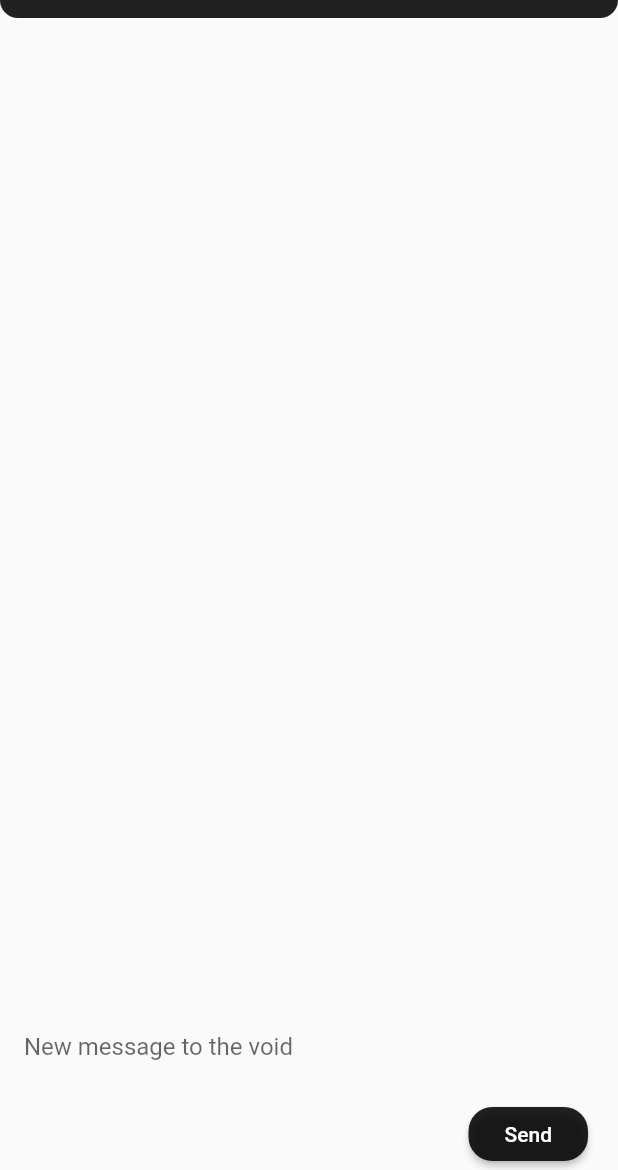
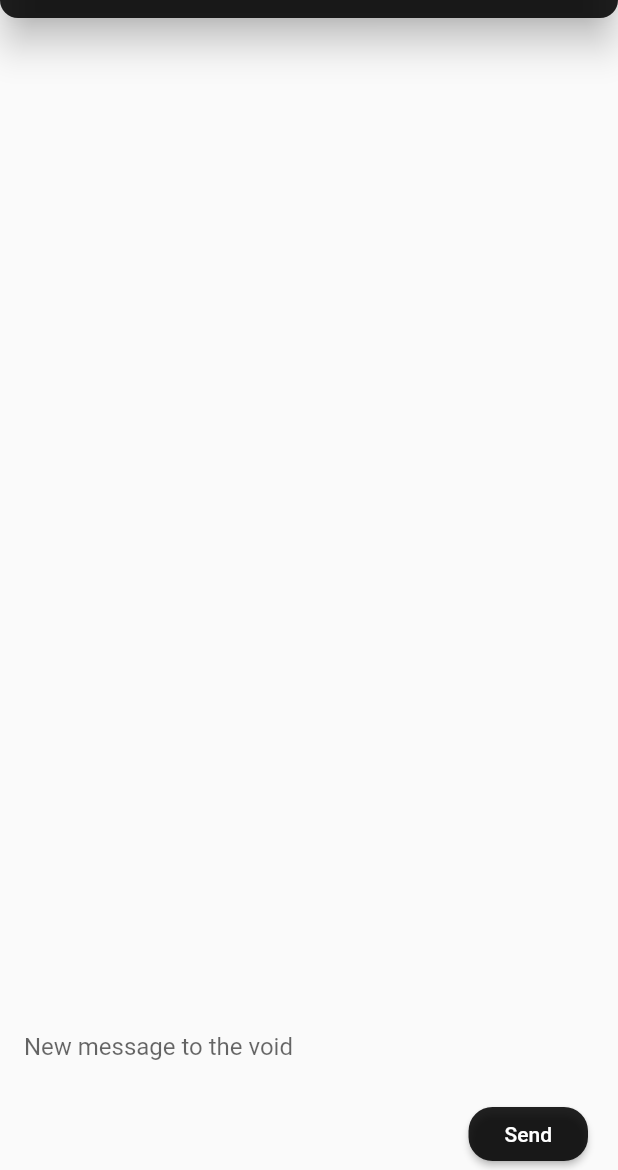
Before and after one commit to rhapsodic-numrod/chat-with-the-void-app, a Flutter app: the screen it shows once a user with an empty profile is signed in, on a phone screen of 412 x 824 dp, the part 66-1236 px from its top. Run offline on Flutter 3.47's test engine with Material 2 defaults, Android fonts, the light colour scheme and no system bars; our stand-ins replace cloud_firestore, date_format, email_validator, firebase_auth, firebase_core, go_router and 1 more; accounts and stored records are empty.

Commit message:
Cosmetic changes

```diff
--- a/lib/main.dart
+++ b/lib/main.dart
@@ -40,6 +40,9 @@ class ChatApp extends StatelessWidget {
             ),
           )),
       routerConfig: routes,
+      scrollBehavior: ScrollConfiguration.of(context).copyWith(
+        physics: const BouncingScrollPhysics(),
+      ),
     );
   }
 }
--- a/lib/pages/home_page.dart
+++ b/lib/pages/home_page.dart
@@ -13,7 +13,7 @@ class HomePage extends StatelessWidget {
   Widget build(BuildContext context) {
     return Scaffold(
       appBar: AppBar(
-        elevation: 0,
+        elevation: 10,
         backgroundColor: Colors.black87,
         title: const Text("CWTV"),
         centerTitle: true,
@@ -32,7 +32,6 @@ class HomePage extends StatelessWidget {
       ),
       body: Column(
         children: [
-          const SizedBox(height: 10),
           Expanded(child: MessagesList()),
           const MessageField()
         ],
--- a/lib/pages/widgets/messages_list.dart
+++ b/lib/pages/widgets/messages_list.dart
@@ -35,9 +35,13 @@ class MessagesList extends StatelessWidget {
             );
           }
 
-          return ListView(
-            children: snapshot.data!.docs
-                .map(
+          return SingleChildScrollView(
+            reverse: true,
+            keyboardDismissBehavior: ScrollViewKeyboardDismissBehavior.onDrag,
+            child: ListView(
+                shrinkWrap: true,
+                physics: const NeverScrollableScrollPhysics(),
+                children: snapshot.data!.docs.map(
                   (document) {
                     Map<String, dynamic> message =
                         document.data()! as Map<String, dynamic>;
@@ -45,11 +49,10 @@ class MessagesList extends StatelessWidget {
                     return MessageTile(
                       message: message["message"],
                       username: message["author_username"],
-                      created_at: message["created_at"],
+                      createdAt: message["created_at"],
                     );
                   },
-                )
-                .toList()
+                ).toList()),
           );
         },
       ),
```
Also changed, not shown: lib/pages/widgets/message_tile.dart (+20 -7 lines), pubspec.lock.
